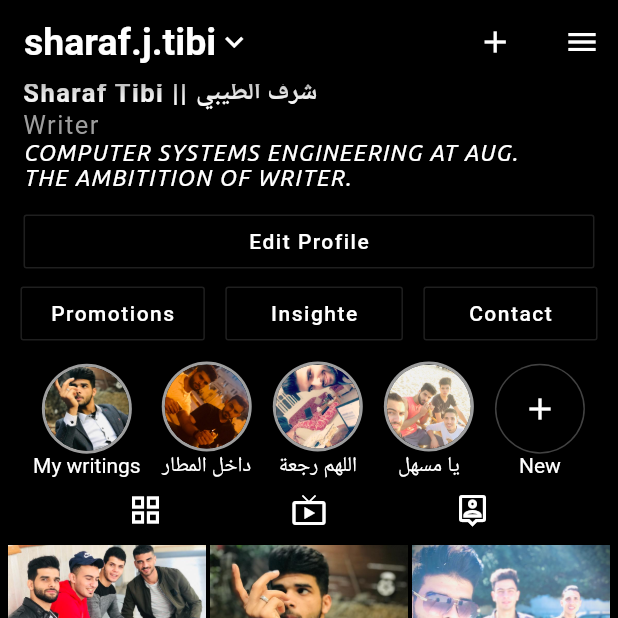
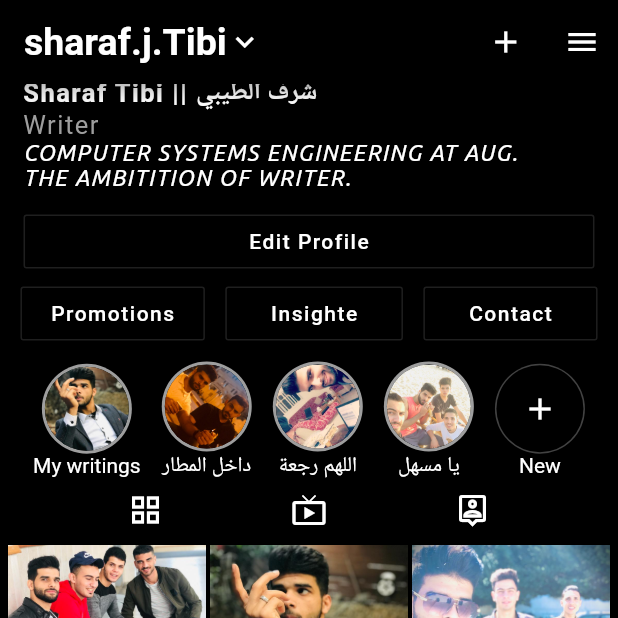
Before and after one commit to sharaftibi/myInstagramProfile, a Flutter app: the screen it shows after launch, scrolled down 137 dp, on a phone screen of 412 x 824 dp, the top half of it. Run offline on Flutter 3.47's test engine with Material 2 defaults, Android fonts, the phone set to English and light mode, and no system bars; project files that could hold a hidden picture were left out.

```diff
--- a/lib/main.dart
+++ b/lib/main.dart
@@ -13,7 +13,7 @@ class MyApp extends StatelessWidget {
           title: Row(
             children: [
               Text(
-                'sharaf.j.tibi',
+                'sharaf.j.Tibi',
                 style: TextStyle(
                   fontWeight: FontWeight.bold,
                   fontSize: 25.0,
```
